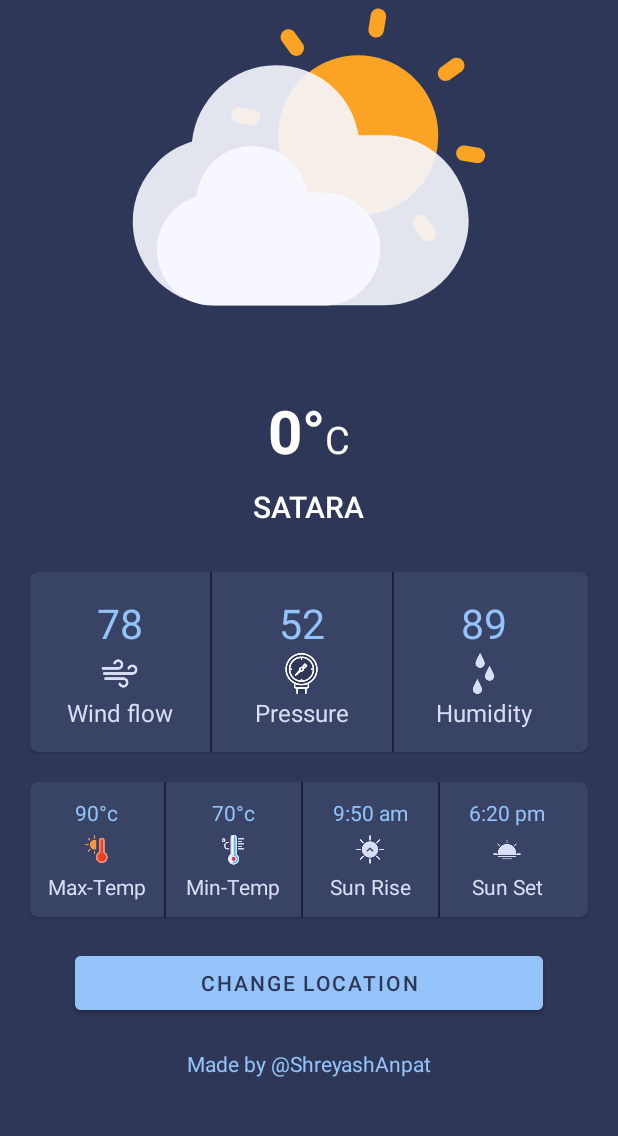
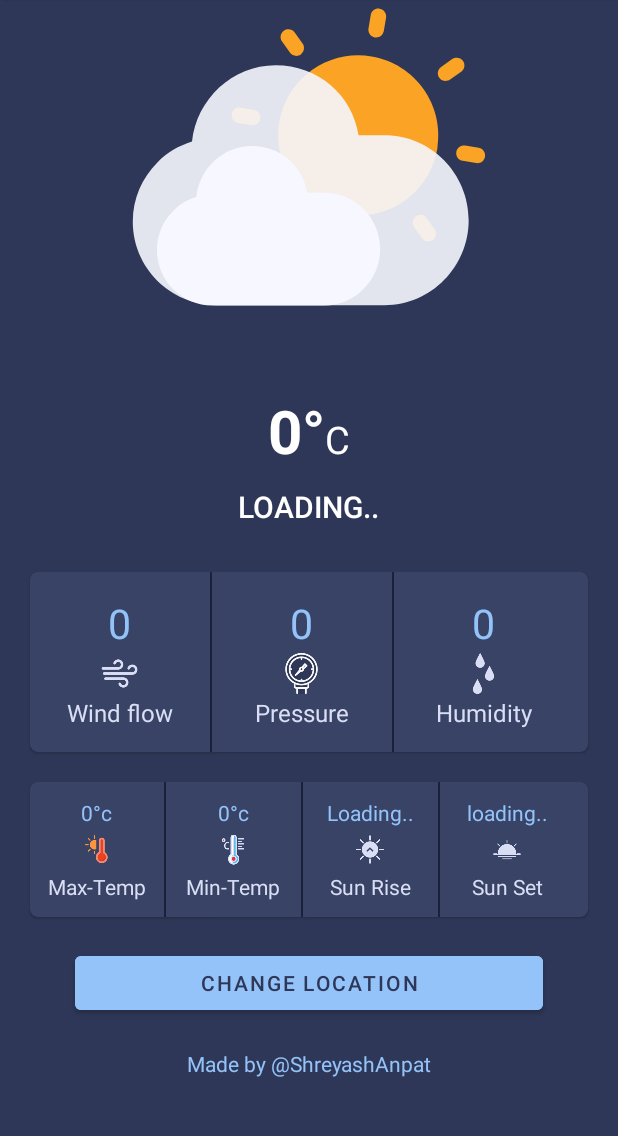
Before and after one commit to ShreyashAnpat/weather-App-, an Android app: the screen it shows after launch (MainActivity), on a phone screen of 412 x 824 dp, the part 90-1226 px from its top. Run offline under Robolectric (Android 15) with nearby library versions, the phone set to English and light mode, and no system bars; our stand-ins replace AdMob, Volley; network calls fail.

```diff
--- a/app/build.gradle
+++ b/app/build.gradle
@@ -34,7 +34,7 @@ dependencies {
     implementation 'com.google.android.material:material:1.4.0'
     implementation 'androidx.constraintlayout:constraintlayout:2.0.4'
     implementation 'com.google.android.gms:play-services-location:18.0.0'
-    implementation 'com.google.firebase:firebase-ads:20.2.0'
+
     testImplementation 'junit:junit:4.+'
     androidTestImplementation 'androidx.test.ext:junit:1.1.3'
     androidTestImplementation 'androidx.test.espresso:espresso-core:3.4.0'
--- a/app/src/main/java/com/example/weather/MainActivity.java
+++ b/app/src/main/java/com/example/weather/MainActivity.java
@@ -1,5 +1,6 @@
 package com.example.weather;
 
+import androidx.annotation.RequiresApi;
 import androidx.appcompat.app.AppCompatActivity;
 import androidx.core.app.ActivityCompat;
 
@@ -9,13 +10,18 @@ import android.app.AlertDialog;
 import android.app.VoiceInteractor;
 import android.content.Context;
 import android.content.DialogInterface;
+import android.content.Intent;
 import android.content.SharedPreferences;
 import android.content.pm.PackageManager;
+import android.content.res.Configuration;
+import android.content.res.Resources;
 import android.location.Address;
 import android.location.Location;
 import android.location.LocationManager;
+import android.os.Build;
 import android.os.Bundle;
 import android.text.InputType;
+import android.util.DisplayMetrics;
 import android.view.View;
 import android.widget.Button;
 import android.widget.EditText;
@@ -28,13 +34,9 @@ import com.android.volley.Response;
 import com.android.volley.VolleyError;
 import com.android.volley.toolbox.JsonObjectRequest;
 import com.android.volley.toolbox.Volley;
-import com.google.android.gms.ads.AdRequest;
-import com.google.android.gms.ads.AdView;
-import com.google.android.gms.ads.MobileAds;
-import com.google.android.gms.ads.initialization.InitializationStatus;
-import com.google.android.gms.ads.initialization.OnInitializationCompleteListener;
+
 import com.google.android.gms.location.FusedLocationProviderClient;
-import com.google.android.gms.location.LocationServices;
+
 
 import org.json.JSONException;
 import org.json.JSONObject;
@@ -43,14 +45,16 @@ import org.json.JSONStringer;
 import java.text.DateFormat;
 import java.text.SimpleDateFormat;
 import java.util.Date;
+import java.util.Locale;
 import java.util.TimeZone;
 
+@RequiresApi(api = Build.VERSION_CODES.KITKAT)
 public class MainActivity extends AppCompatActivity {
 
     String apiKey = "327f16ddf40fa06ef37f7d56dfa1c34a";
     FusedLocationProviderClient fusedLocationProviderClient ;
     TextView temperature ,windFlow ,pressure,humidity,max_temp,min_temp , sun_rise, sun_set , condition  , state;
-    AdView mAdView;
+
     Button changeLocation ;
     @Override
     protected void onCreate(Bundle savedInstanceState) {
@@ -106,32 +110,32 @@ public class MainActivity extends AppCompatActivity {
 
 //     adds :-
 
-        MobileAds.initialize(this, new OnInitializationCompleteListener() {
-            @Override
-            public void onInitializationComplete(InitializationStatus initializationStatus) {
-                AlertDialog.Builder builder = new AlertDialog.Builder(getApplicationContext());
-                builder.setTitle("Enter your City Name ...");
-                final EditText input = new EditText(getApplicationContext());
-                input.setHint("City Name");
-                builder.setView(input);
-                builder.setPositiveButton("Get Weather", new DialogInterface.OnClickListener() {
-                    @Override
-                    public void onClick(DialogInterface dialog, int which) {
-                        String  m_Text = input.getText().toString();
-                        SharedPreferences sharedpreferences = getSharedPreferences(  "CityName" , Context.MODE_PRIVATE);
-                        SharedPreferences.Editor editor = sharedpreferences.edit();
-                        editor.putString("City" ,m_Text );
-                        editor.commit();
-                        loadData(m_Text);
+//        MobileAds.initialize(this, new OnInitializationCompleteListener() {
+//            @Override
+//            public void onInitializationComplete(InitializationStatus initializationStatus) {
+//                AlertDialog.Builder builder = new AlertDialog.Builder(getApplicationContext());
+//                builder.setTitle("Enter your City Name ...");
+//                final EditText input = new EditText(getApplicationContext());
+//                input.setHint("City Name");
+//                builder.setView(input);
+//                builder.setPositiveButton("Get Weather", new DialogInterface.OnClickListener() {
+//                    @Override
+//                    public void onClick(DialogInterface dialog, int which) {
+//                        String  m_Text = input.getText().toString();
+//                        SharedPreferences sharedpreferences = getSharedPreferences(  "CityName" , Context.MODE_PRIVATE);
+//                        SharedPreferences.Editor editor = sharedpreferences.edit();
+//                        editor.putString("City" ,m_Text );
+//                        editor.commit();
+//                        loadData(m_Text);
+//
+//                    }
+//                });
+//            }
+//        });
 
-                    }
-                });
-            }
-        });
-
-        mAdView = findViewById(R.id.adView);
-        AdRequest adRequest = new AdRequest.Builder().build();
-        mAdView.loadAd(adRequest);
+//        mAdView = findViewById(R.id.adView);
+//        AdRequest adRequest = new AdRequest.Builder().build();
+//        mAdView.loadAd(adRequest);
     }
 
     private void loadData(String cityName) {
@@ -195,6 +199,9 @@ public class MainActivity extends AppCompatActivity {
         });
 
         requestQueue.add(request);
+
     }
 
+
+
 }
--- a/app/src/main/res/layout/activity_main.xml
+++ b/app/src/main/res/layout/activity_main.xml
@@ -81,7 +81,7 @@
             android:layout_width="wrap_content"
             android:layout_height="wrap_content"
             android:layout_marginTop="10dp"
-            android:text="Satara"
+            android:text="Loading.."
             android:textAllCaps="true"
             android:textSize="20dp"
             android:fontFamily="sans-serif-medium"
@@ -128,7 +128,7 @@
                         android:id="@+id/windFlow"
                         android:layout_width="wrap_content"
                         android:layout_height="wrap_content"
-                        android:text="78"
+                        android:text="0"
                         android:textSize="27dp"
                         android:textColor="#93C3F9"
                         android:layout_gravity="center_horizontal"/>
@@ -157,7 +157,7 @@
                         android:id="@+id/pressure"
                         android:layout_width="wrap_content"
                         android:layout_height="wrap_content"
-                        android:text="52"
+                        android:text="0"
                         android:textSize="27dp"
                         android:textColor="#93C3F9"
                         android:layout_gravity="center_horizontal"/>
@@ -186,7 +186,7 @@
                         android:id="@+id/humidity"
                         android:layout_width="wrap_content"
                         android:layout_height="wrap_content"
-                        android:text="89"
+                        android:text="0"
                         android:textSize="27dp"
                         android:textColor="#93C3F9"
                         android:layout_gravity="center_horizontal"/>
@@ -232,7 +232,7 @@
                           android:id="@+id/max_temp"
                           android:layout_width="wrap_content"
                           android:layout_height="wrap_content"
-                          android:text="90°c"
+                          android:text="0°c"
                           android:textColor="#93C3F9"
                           android:layout_gravity="center_horizontal"/>
                       <ImageView
@@ -259,7 +259,7 @@
                           android:id="@+id/min_temp"
                           android:layout_width="wrap_content"
                           android:layout_height="wrap_content"
-                          android:text="70°c"
+                          android:text="0°c"
 
                           android:textColor="#93C3F9"
                           android:layout_gravity="center_horizontal"/>
@@ -287,7 +287,7 @@
                           android:id="@+id/sun_rise"
                           android:layout_width="wrap_content"
                           android:layout_height="wrap_content"
-                          android:text="9:50 am"
+                          android:text="Loading.."
 
                           android:textColor="#93C3F9"
                           android:layout_gravity="center_horizontal"/>
@@ -315,7 +315,7 @@
                           android:id="@+id/sun_set"
                           android:layout_width="wrap_content"
                           android:layout_height="wrap_content"
-                          android:text="6:20 pm"
+                          android:text="loading.."
                           android:textColor="#93C3F9"
                           android:layout_gravity="center_horizontal"/>
                       <ImageView
@@ -347,20 +347,20 @@
                 android:layout_height="wrap_content"
                 android:textColor="#93C3F9"
                 android:text="Made by @ShreyashAnpat"/>
-            <com.google.android.gms.ads.AdView
-                android:id="@+id/adView"
-                android:layout_gravity="bottom"
-                android:layout_marginTop="20dp"
-                android:layout_width="match_parent"
-                android:layout_height="wrap_content"
-                android:layout_alignParentBottom="true"
-                android:layout_centerHorizontal="true"
-                app:adSize="BANNER"
-                android:visibility="gone"
-                app:adUnitId="ca-app-pub-3940256099942544/6300978111">
+<!--            <com.google.android.gms.ads.AdView-->
+<!--                android:id="@+id/adView"-->
+<!--                android:layout_gravity="bottom"-->
+<!--                android:layout_marginTop="20dp"-->
+<!--                android:layout_width="match_parent"-->
+<!--                android:layout_height="wrap_content"-->
+<!--                android:layout_alignParentBottom="true"-->
+<!--                android:layout_centerHorizontal="true"-->
+<!--                app:adSize="BANNER"-->
+<!--                android:visibility="gone"-->
+<!--                app:adUnitId="ca-app-pub-3940256099942544/6300978111">-->
 
 
-            </com.google.android.gms.ads.AdView>
+<!--            </com.google.android.gms.ads.AdView>-->
 
 
         </LinearLayout>
```
Also changed, not shown: 251 other files.
